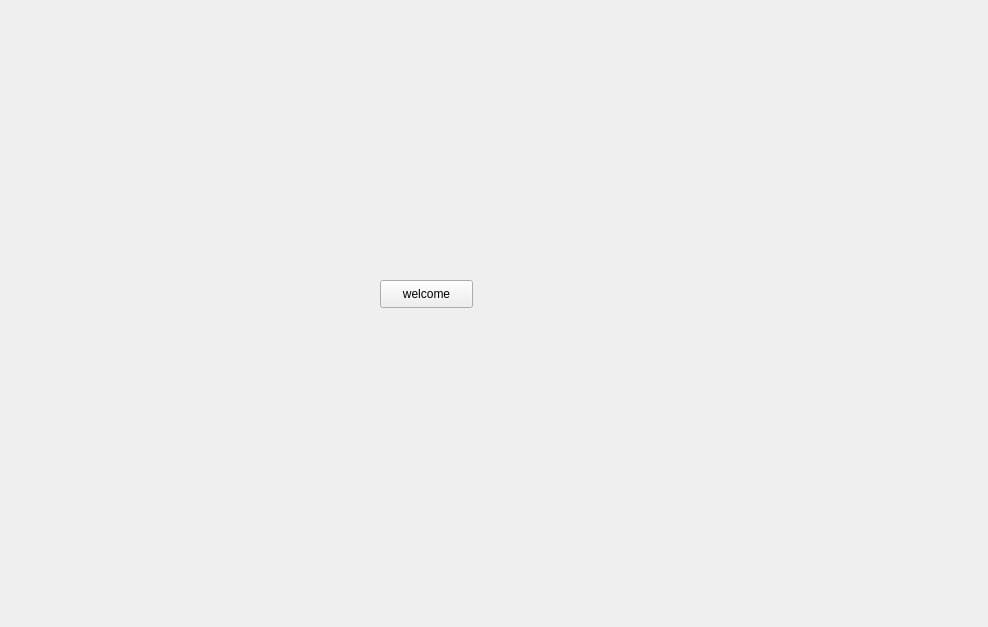
Old version of the form src/ui/welcomewidget.ui in the repository jspngh/shae-workstation.
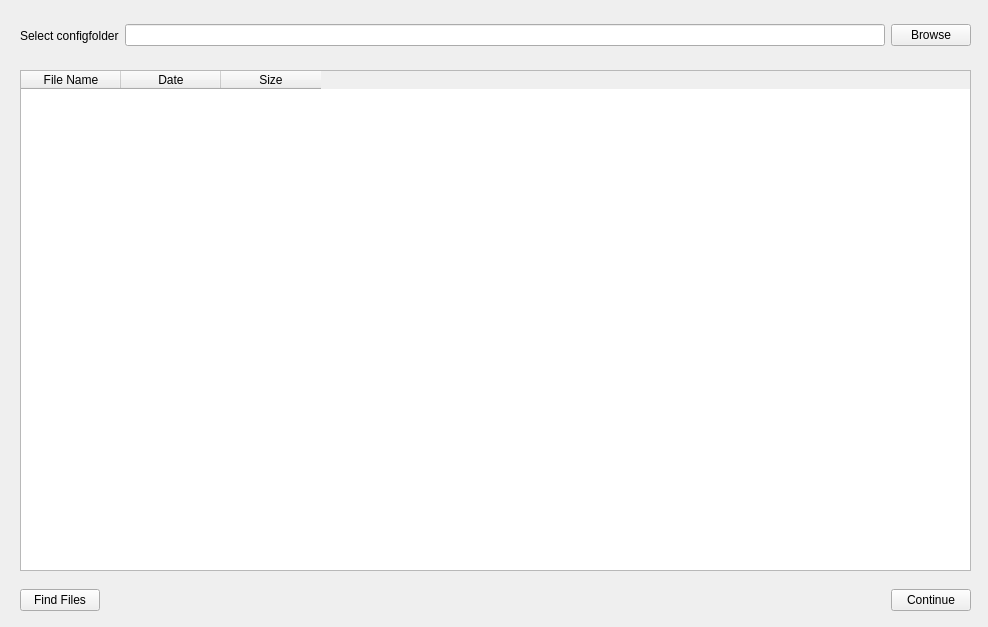
New version of the form.

Commit message: welcome screen conf file selection

```diff
--- a/src/ui/welcomewidget.ui
+++ b/src/ui/welcomewidget.ui
@@ -13,18 +13,101 @@
   <property name="windowTitle">
    <string>Form</string>
   </property>
-  <widget class="QPushButton" name="pushButton">
+  <widget class="QTableWidget" name="configTable">
    <property name="geometry">
     <rect>
-     <x>380</x>
-     <y>280</y>
-     <width>93</width>
-     <height>28</height>
+     <x>20</x>
+     <y>70</y>
+     <width>951</width>
+     <height>501</height>
     </rect>
    </property>
-   <property name="text">
-    <string>welcome</string>
+   <column>
+    <property name="text">
+     <string>File Name</string>
+    </property>
+   </column>
+   <column>
+    <property name="text">
+     <string>Date</string>
+    </property>
+   </column>
+   <column>
+    <property name="text">
+     <string>Size</string>
+    </property>
+   </column>
+  </widget>
+  <widget class="QWidget" name="horizontalLayoutWidget">
+   <property name="geometry">
+    <rect>
+     <x>20</x>
+     <y>10</y>
+     <width>951</width>
+     <height>51</height>
+    </rect>
    </property>
+   <layout class="QHBoxLayout" name="horizontalLayout">
+    <item>
+     <widget class="QLabel" name="SelectLabel">
+      <property name="text">
+       <string>Select configfolder</string>
+      </property>
+     </widget>
+    </item>
+    <item>
+     <widget class="QLineEdit" name="browseEdit"/>
+    </item>
+    <item>
+     <widget class="QPushButton" name="browseButton">
+      <property name="text">
+       <string>Browse</string>
+      </property>
+     </widget>
+    </item>
+   </layout>
+  </widget>
+  <widget class="QWidget" name="horizontalLayoutWidget_2">
+   <property name="geometry">
+    <rect>
+     <x>20</x>
+     <y>580</y>
+     <width>951</width>
+     <height>41</height>
+    </rect>
+   </property>
+   <layout class="QHBoxLayout" name="buttonLayout">
+    <item>
+     <widget class="QPushButton" name="findButton">
+      <property name="text">
+       <string>Find Files</string>
+      </property>
+     </widget>
+    </item>
+    <item>
+     <spacer name="buttonSpacer">
+      <property name="orientation">
+       <enum>Qt::Horizontal</enum>
+      </property>
+      <property name="sizeType">
+       <enum>QSizePolicy::MinimumExpanding</enum>
+      </property>
+      <property name="sizeHint" stdset="0">
+       <size>
+        <width>40</width>
+        <height>20</height>
+       </size>
+      </property>
+     </spacer>
+    </item>
+    <item>
+     <widget class="QPushButton" name="continueButton">
+      <property name="text">
+       <string>Continue</string>
+      </property>
+     </widget>
+    </item>
+   </layout>
   </widget>
  </widget>
  <resources/>
```
The commit also changes 8 other files.
